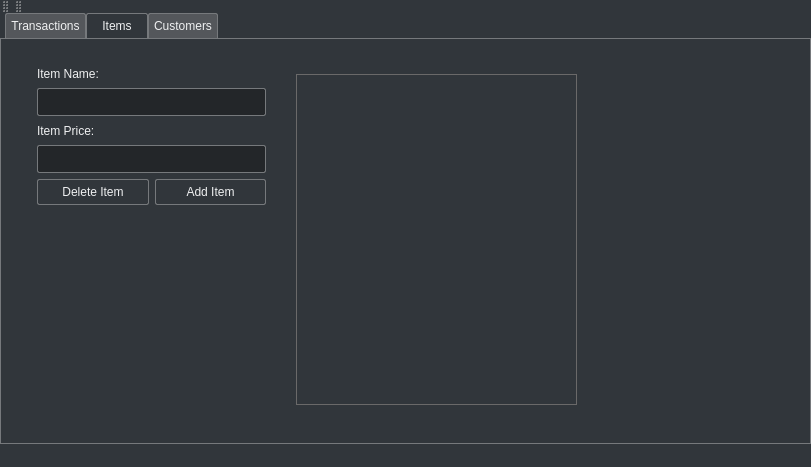
miabrielle/GroceryPOS, file mainwindow.ui: the form before one commit.
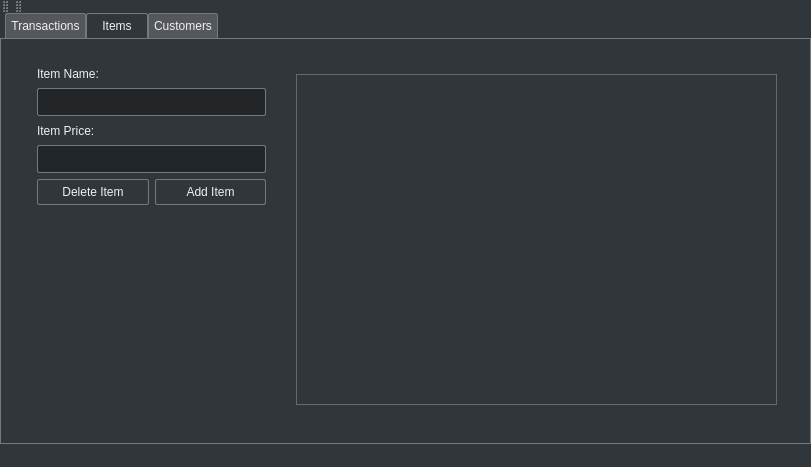
The form after the commit.

```diff
--- a/mainwindow.ui
+++ b/mainwindow.ui
@@ -469,7 +469,7 @@
        <rect>
         <x>290</x>
         <y>30</y>
-        <width>281</width>
+        <width>481</width>
         <height>331</height>
        </rect>
       </property>
```
